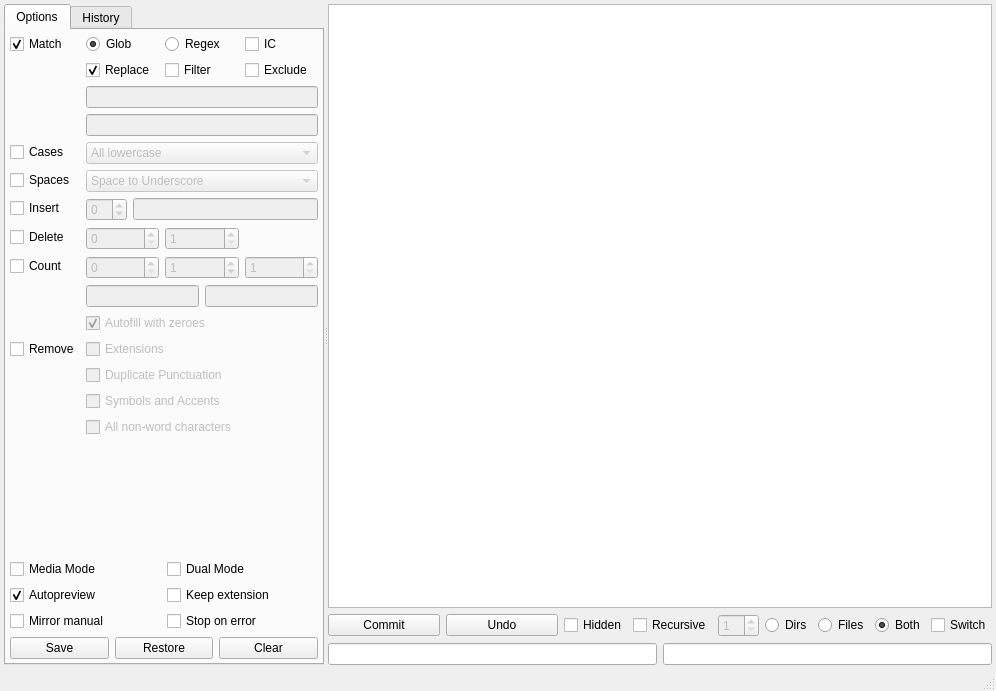
This is demimove/data/gui.ui in gmdfalk/demimove as Qt 5 draws it before an edit. The edited form follows.
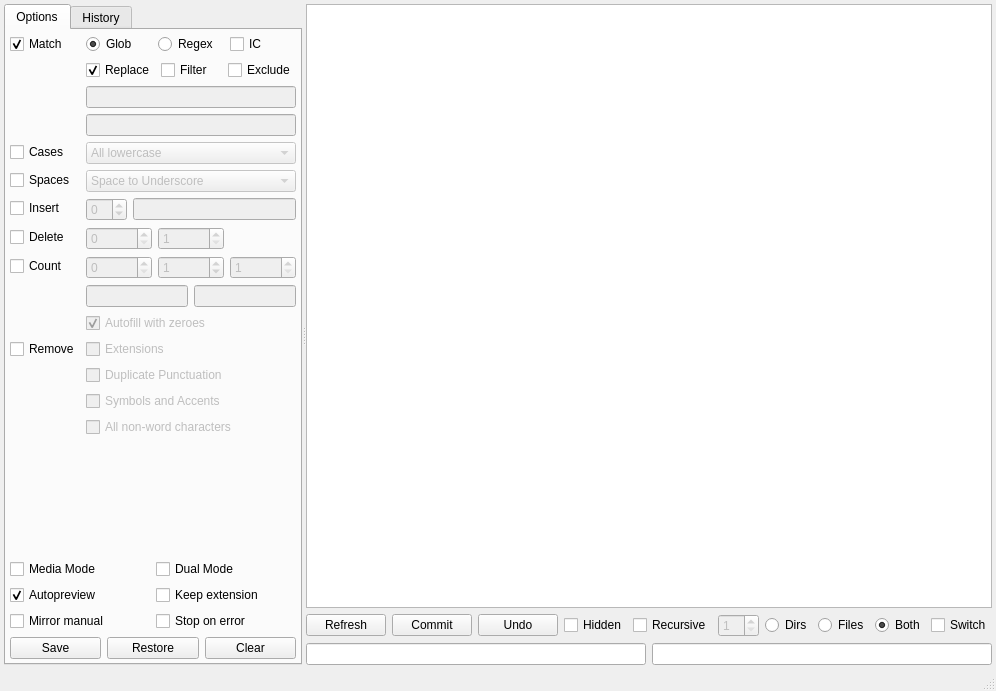
This is the edited form.

```diff
--- a/demimove/data/gui.ui
+++ b/demimove/data/gui.ui
@@ -636,7 +636,14 @@
          </layout>
         </item>
         <item>
-         <layout class="QHBoxLayout" name="buttonlayout" stretch="1,1,3">
+         <layout class="QHBoxLayout" name="buttonlayout" stretch="0,0,1,3">
+          <item>
+           <widget class="QPushButton" name="refreshbutton">
+            <property name="text">
+             <string>Refresh</string>
+            </property>
+           </widget>
+          </item>
           <item>
            <widget class="QPushButton" name="commitbutton">
             <property name="toolTip">
```
